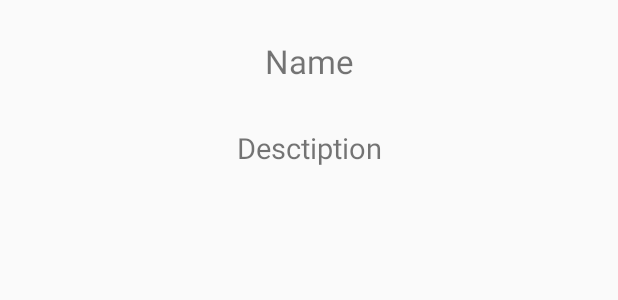
After one commit to stevyhacker/github-api-test-app, an Android app: the layout activity_repo.xml on its own in the app's theme, with its tools: preview values and no code run, on a phone screen of 412 x 824 dp. The commit adds this screen. Shown: the top 300 px of the screen. Run offline under Robolectric (Android 15) with nearby library versions, the phone set to English and light mode, and no system bars.

Commit message:
Added RepoActivity

```diff
--- a/app/src/main/java/com/microapps/githubapitestapp/RepoItem.java
+++ b/app/src/main/java/com/microapps/githubapitestapp/RepoItem.java
@@ -5,7 +5,7 @@ package com.microapps.githubapitestapp;
  */
 public class RepoItem {
 
-    String name, description, language, contributors_url, issues_url;
+    String name, description,url, language, contributors_url, issues_url;
 
     public RepoItem() {
 
--- /dev/null
+++ b/app/src/main/res/layout/activity_repo.xml
@@ -0,0 +1,33 @@
+<?xml version="1.0" encoding="utf-8"?>
+<RelativeLayout
+    xmlns:android="http://schemas.android.com/apk/res/android"
+    xmlns:tools="http://schemas.android.com/tools"
+    android:layout_width="match_parent"
+    android:layout_height="match_parent"
+    android:paddingBottom="@dimen/activity_vertical_margin"
+    android:paddingLeft="@dimen/activity_horizontal_margin"
+    android:paddingRight="@dimen/activity_horizontal_margin"
+    android:paddingTop="@dimen/activity_vertical_margin"
+    tools:context="com.microapps.githubapitestapp.RepoActivity">
+
+    <TextView
+        android:id="@+id/repoNameTextView"
+        android:layout_width="match_parent"
+        android:layout_height="wrap_content"
+        android:layout_marginBottom="10dp"
+        android:gravity="center"
+        android:padding="10dp"
+        android:textSize="22sp"
+        tools:text="Name"/>
+
+    <TextView
+        android:id="@+id/repoDescriptionTextView"
+        android:layout_width="match_parent"
+        android:layout_height="wrap_content"
+        android:layout_below="@id/repoNameTextView"
+        android:gravity="center"
+        android:padding="10dp"
+        android:textSize="19sp"
+        tools:text="Desctiption"/>
+
+</RelativeLayout>
```
Also changed, not shown: app/src/main/AndroidManifest.xml (+4 -3 lines), app/src/main/java/com/microapps/githubapitestapp/MainActivity.java (+21 -0 lines), app/src/main/java/com/microapps/githubapitestapp/RepoActivity.java (added, +22 -0 lines).
